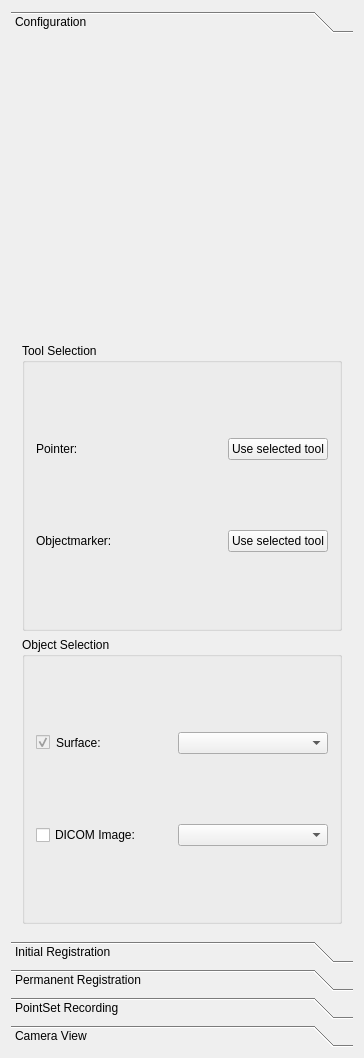
Old version of the form Plugins/org.mitk.gui.qt.igtexamples/src/internal/QmitkIGTTrackingLabViewControls.ui in the repository MITK/MITK.
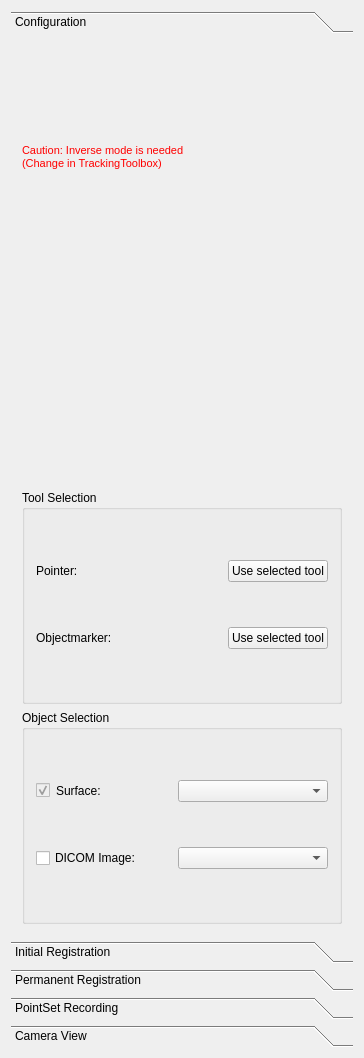
New version of the form. Custom widgets are drawn as their Qt base class.

Commit message: introduced "inverse mode" in the UI for backward compatibility, will be removed later

Diff of the .ui file:
```diff
--- a/Plugins/org.mitk.gui.qt.igtexamples/src/internal/QmitkIGTTrackingLabViewControls.ui
+++ b/Plugins/org.mitk.gui.qt.igtexamples/src/internal/QmitkIGTTrackingLabViewControls.ui
@@ -44,6 +44,18 @@
        <string>Configuration</string>
       </attribute>
       <layout class="QVBoxLayout" name="verticalLayout_7">
+       <item>
+        <widget class="QLabel" name="label_5">
+         <property name="text">
+          <string>&lt;!DOCTYPE HTML PUBLIC &quot;-//W3C//DTD HTML 4.0//EN&quot; &quot;http://www.w3.org/TR/REC-html40/strict.dtd&quot;&gt;
+&lt;html&gt;&lt;head&gt;&lt;meta name=&quot;qrichtext&quot; content=&quot;1&quot; /&gt;&lt;style type=&quot;text/css&quot;&gt;
+p, li { white-space: pre-wrap; }
+&lt;/style&gt;&lt;/head&gt;&lt;body style=&quot; font-family:'MS Shell Dlg 2'; font-size:7.8pt; font-weight:400; font-style:normal;&quot;&gt;
+&lt;p style=&quot; margin-top:0px; margin-bottom:0px; margin-left:0px; margin-right:0px; -qt-block-indent:0; text-indent:0px;&quot;&gt;&lt;span style=&quot; font-size:8pt; color:#ff0000;&quot;&gt;Caution: Inverse mode is needed &lt;/span&gt;&lt;/p&gt;
+&lt;p style=&quot; margin-top:0px; margin-bottom:0px; margin-left:0px; margin-right:0px; -qt-block-indent:0; text-indent:0px;&quot;&gt;&lt;span style=&quot; font-size:8pt; color:#ff0000;&quot;&gt;(Change in TrackingToolbox)&lt;/span&gt;&lt;/p&gt;&lt;/body&gt;&lt;/html&gt;</string>
+         </property>
+        </widget>
+       </item>
        <item>
         <widget class="QmitkNavigationDataSourceSelectionWidget" name="m_TrackingDeviceSelectionWidget" native="true">
          <property name="minimumSize">
```
Left out of the diff: 16 changed lines with no effect on the pictures. The commit also changes 2 other files.
